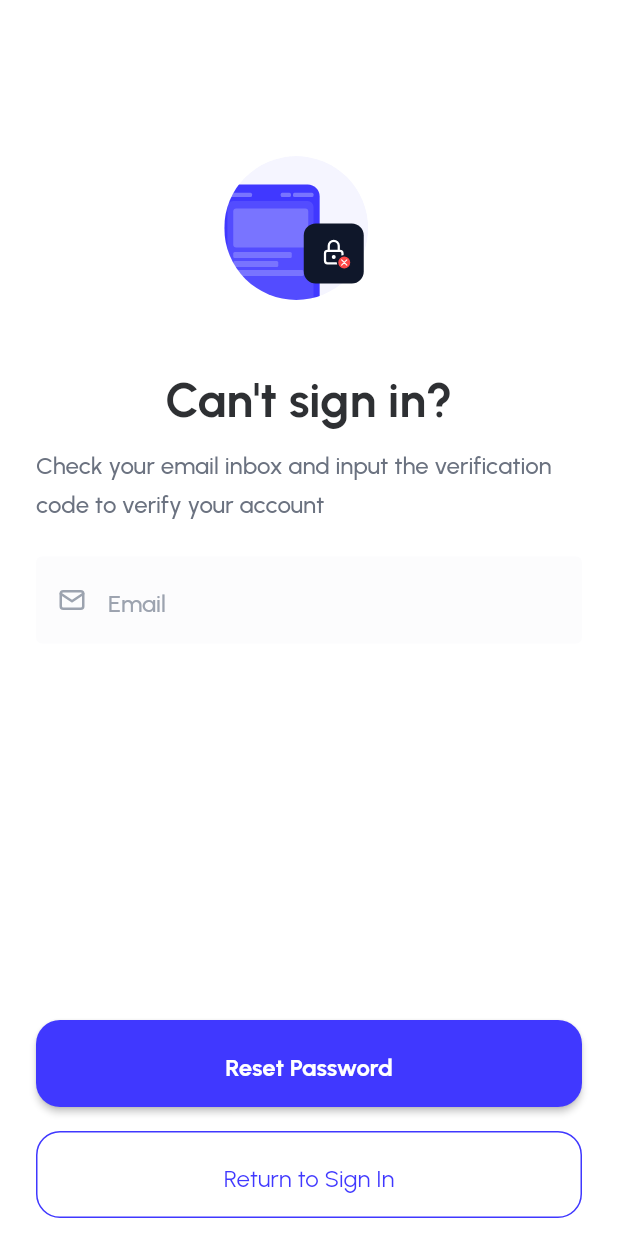
After one commit to sheriffyusuf/carline_flutter, a Flutter app: the ForgotPasswordPage screen opened by its route, on a phone screen of 412 x 824 dp. The commit adds this screen. Run offline on Flutter 3.47's test engine with Material 2 defaults, Android fonts, the phone set to English and light mode, and no system bars; drawn by our look-alikes of nb_utils; our stand-ins replace auto_route, flutter_hooks, flutter_svg, google_fonts, icons_plus, pinput and 1 more.

Commit message:
feat: :sparkles: create forgot password ui

```diff
--- a/lib/gen/assets.gen.dart
+++ b/lib/gen/assets.gen.dart
@@ -38,8 +38,12 @@ class $AssetsSvgsGen {
   SvgGenImage get emptyState =>
       const SvgGenImage('assets/svgs/empty_state.svg');
 
+  /// File path: assets/svgs/forgot_password.svg
+  SvgGenImage get forgotPassword =>
+      const SvgGenImage('assets/svgs/forgot_password.svg');
+
   /// List of all assets
-  List<SvgGenImage> get values => [emptyState];
+  List<SvgGenImage> get values => [emptyState, forgotPassword];
 }
 
 class Assets {
--- /dev/null
+++ b/lib/pages/login/views/forgot_password_page.dart
@@ -0,0 +1,67 @@
+import 'package:auto_route/auto_route.dart';
+import 'package:carline_flutter/gen/assets.gen.dart';
+import 'package:carline_flutter/gen/colors.gen.dart';
+import 'package:carline_flutter/widgets/app_outlined_button/app_outlined_button.dart';
+import 'package:carline_flutter/widgets/custom_button/custom_button.dart';
+import 'package:carline_flutter/widgets/input_decoration/input_decoration.dart';
+import 'package:flutter/material.dart';
+import 'package:flutter/services.dart';
+import 'package:flutter_hooks/flutter_hooks.dart';
+import 'package:nb_utils/nb_utils.dart';
+import 'package:tabler_icons/tabler_icons.dart';
+
+class ForgotPasswordPage extends HookWidget {
+  const ForgotPasswordPage({super.key});
+
+  @override
+  Widget build(BuildContext context) {
+    return Scaffold(
+        backgroundColor: Colors.white,
+        body: AnnotatedRegion<SystemUiOverlayStyle>(
+          value:
+              const SystemUiOverlayStyle(statusBarBrightness: Brightness.light),
+          child: SafeArea(
+            child: Column(
+              crossAxisAlignment: CrossAxisAlignment.stretch,
+              children: [
+                104.height,
+                Assets.svgs.forgotPassword.svg(),
+                32.height,
+                Text(
+                  "Can't sign in?",
+                  textAlign: TextAlign.center,
+                  style: context.textTheme.headline3?.copyWith(height: 1.30),
+                ),
+                8.height,
+                Text(
+                    'Check your email inbox and input the verification code to verify your account',
+                    style: context.textTheme.titleMedium
+                        ?.copyWith(color: AppColor.gray500, height: 1.65)),
+                24.height,
+                TextField(
+                  decoration: inputDecoration(
+                      hintText: 'Email',
+                      prefixIcon: const Icon(
+                        TablerIcons.mail,
+                        color: AppColor.gray400,
+                        size: 20,
+                      )),
+                ),
+                const Spacer(),
+                CarlineButton(
+                  title: 'Reset Password',
+                  onPressed: () => true,
+                  variant: "primary",
+                ),
+                16.height,
+                AppOutlinedButton(
+                  title: 'Return to Sign In',
+                  onPressed: () => context.popRoute(),
+                ),
+                12.height,
+              ],
+            ).paddingSymmetric(horizontal: 24),
+          ),
+        ));
+  }
+}
--- a/lib/pages/login/views/login_page.dart
+++ b/lib/pages/login/views/login_page.dart
@@ -82,7 +82,9 @@ class LoginPage extends HookWidget {
                       'Reset it',
                       style: context.textTheme.button
                           ?.copyWith(color: AppColor.primary),
-                    ),
+                    ).onTap(
+                        () => context.pushRoute(const ForgotPasswordRoute()),
+                        splashColor: Colors.transparent),
                   ],
                 ),
                 30.height,
--- a/lib/router/router.dart
+++ b/lib/router/router.dart
@@ -1,5 +1,6 @@
 import 'package:auto_route/auto_route.dart';
 import 'package:carline_flutter/pages/getting_started/views/getting_started_page.dart';
+import 'package:carline_flutter/pages/login/views/forgot_password_page.dart';
 import 'package:carline_flutter/pages/login/views/login_page.dart';
 import 'package:carline_flutter/pages/onboarding/views/onboarding_page.dart';
 import 'package:carline_flutter/pages/otp/views/otp_page.dart';
@@ -14,6 +15,7 @@ part 'router.gr.dart';
   AutoRoute(page: LoginPage, path: '/login'),
   AutoRoute(page: SignupPage, path: '/signup'),
   AutoRoute(page: OtpPage, path: '/otp'),
+  AutoRoute(page: ForgotPasswordPage, path: '/forgot-password'),
 ])
 // extend the generated private router
 class AppRouter extends _$AppRouter {}
--- a/lib/widgets/app_outlined_button/app_outlined_button.dart
+++ b/lib/widgets/app_outlined_button/app_outlined_button.dart
@@ -45,6 +45,7 @@ class AppOutlinedButton extends StatelessWidget {
           text: title,
           width: double.infinity,
           textColor: buttonStyle.textColor,
+          elevation: 0.0,
           //   textColor: variants[variant]?["textColor"] ?? AppColor.gray900,
           textStyle: context.textTheme.titleMedium?.copyWith(
               height: 1.65,
```
Also changed, not shown: assets/svgs/forgot_password.svg (added), lib/router/router.gr.dart, 1 other file.
